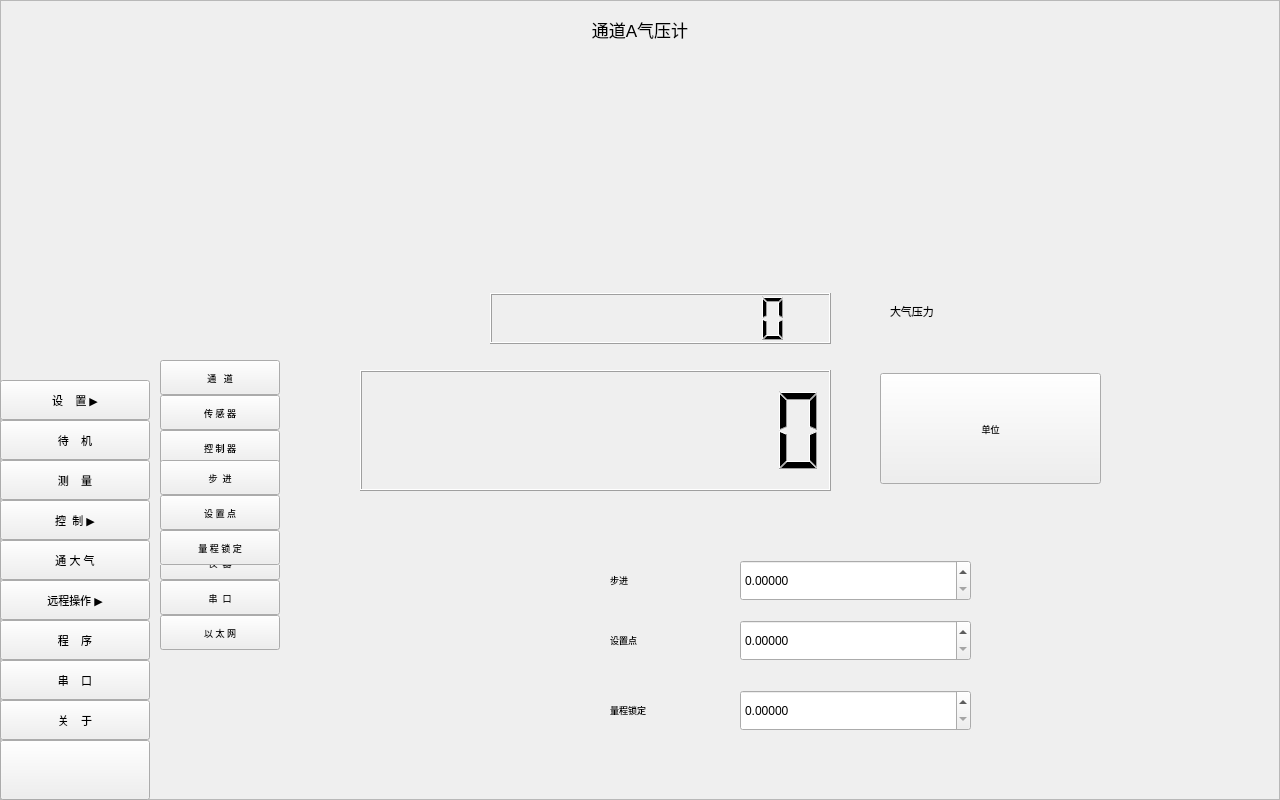
Qt form mainwindow.ui (thewayI/tiny4412) before a commit.
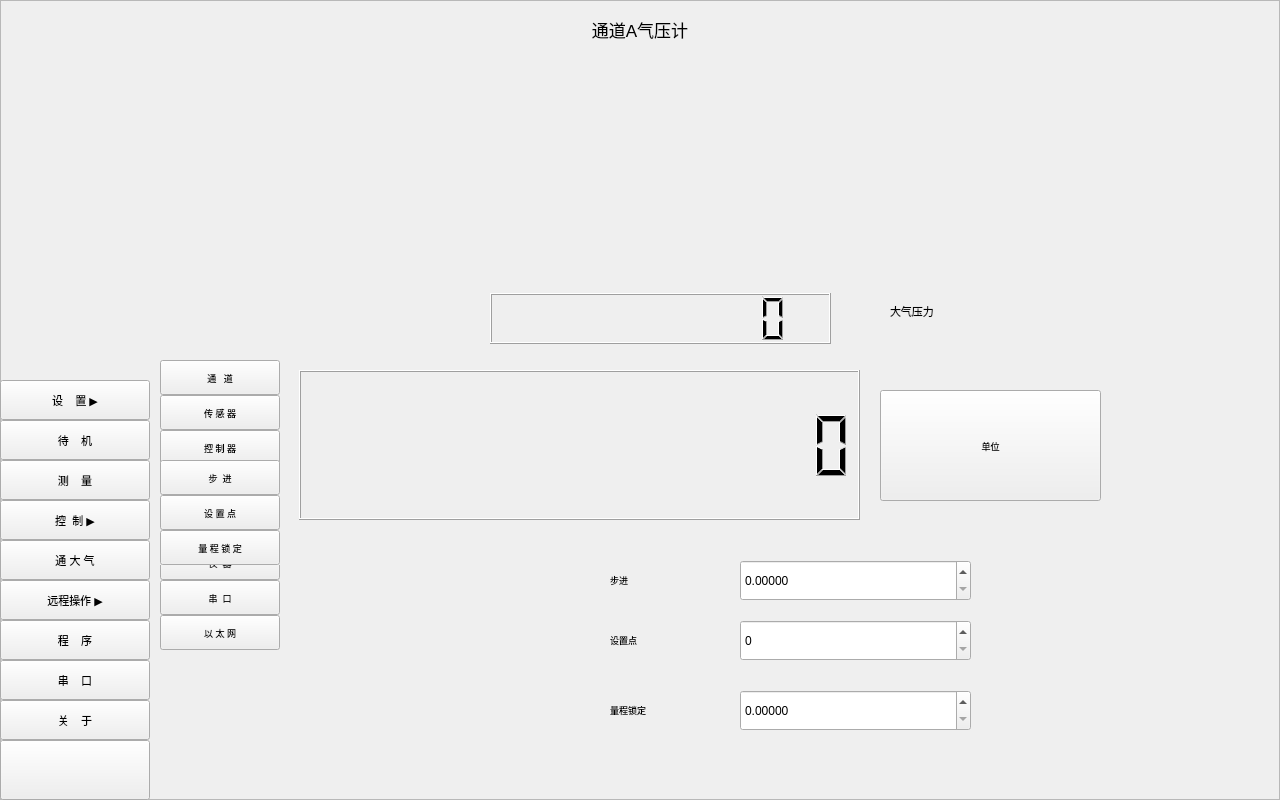
The same form after that commit. Icons and pictures are not drawn.

What changed in the file:
```diff
--- a/mainwindow.ui
+++ b/mainwindow.ui
@@ -84,14 +84,15 @@
    <widget class="QLCDNumber" name="lcdNumber_2">
     <property name="geometry">
      <rect>
-      <x>360</x>
+      <x>299</x>
       <y>370</y>
-      <width>471</width>
-      <height>121</height>
+      <width>561</width>
+      <height>150</height>
      </rect>
     </property>
     <property name="font">
      <font>
+      <pointsize>15</pointsize>
       <weight>50</weight>
       <italic>false</italic>
       <bold>false</bold>
@@ -101,14 +102,14 @@
      <enum>Qt::ClickFocus</enum>
     </property>
     <property name="digitCount">
-     <number>10</number>
+     <number>15</number>
     </property>
    </widget>
    <widget class="QPushButton" name="btn_unitChange">
     <property name="geometry">
      <rect>
       <x>880</x>
-      <y>373</y>
+      <y>390</y>
       <width>221</width>
       <height>111</height>
      </rect>
@@ -532,7 +533,10 @@
      <enum>Qt::ClickFocus</enum>
     </property>
     <property name="decimals">
-     <number>5</number>
+     <number>0</number>
+    </property>
+    <property name="maximum">
+     <double>8.000000000000000</double>
     </property>
    </widget>
    <widget class="QLabel" name="label_range">
```
